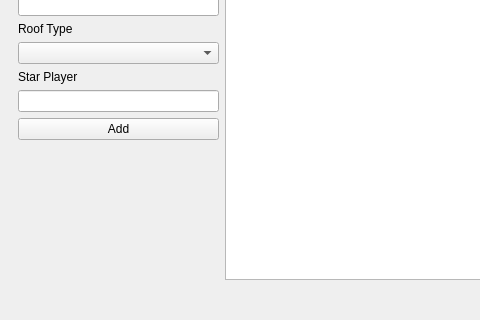
OneEcho/NFL-Football-Project, file adminwindow.ui: the form before one commit; both pictures show x 0 to 480 and y 309 to 629 of the 1143 by 629 pixel window.
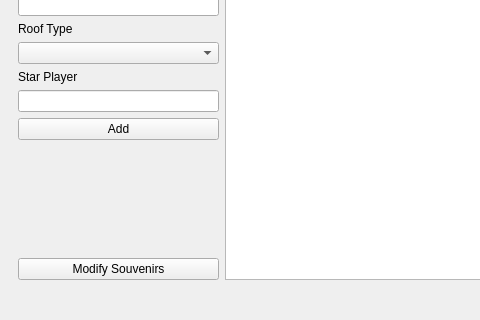
The form after the commit.

Commit message: finished adding and deleting souvenirs, also implemented adding SD sailors

Diff of the .ui file:
```diff
--- a/adminwindow.ui
+++ b/adminwindow.ui
@@ -332,6 +332,13 @@
             </property>
            </spacer>
           </item>
+          <item>
+           <widget class="QPushButton" name="modifySouvenirsButton">
+            <property name="text">
+             <string>Modify Souvenirs</string>
+            </property>
+           </widget>
+          </item>
          </layout>
         </item>
         <item row="1" column="1">
```
Left out of the diff: 2 changed lines with no effect on the pictures. The commit also changes 7 other files.
